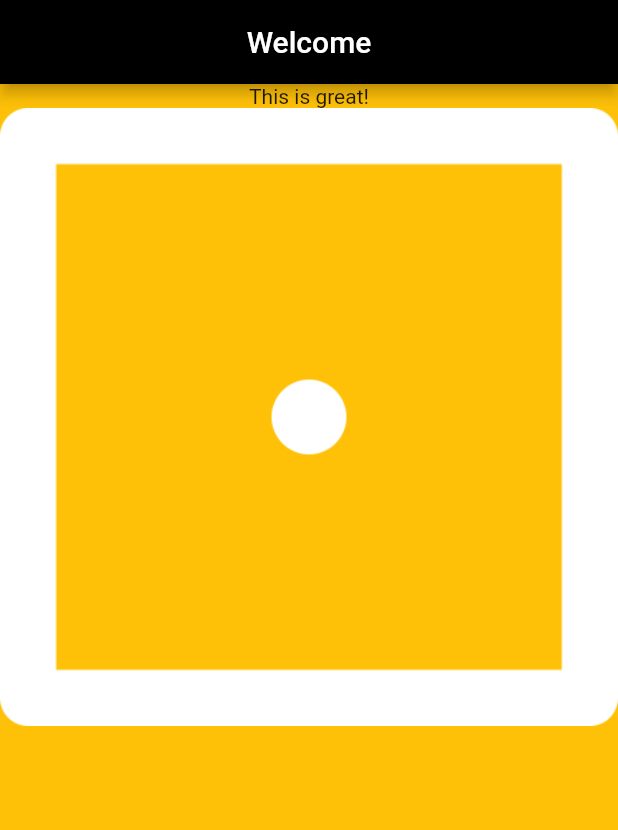
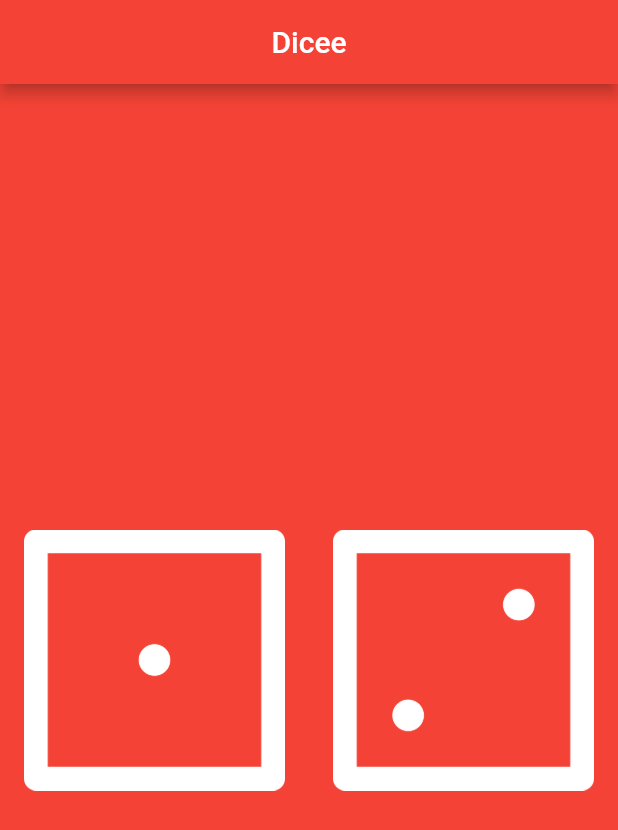
Before and after one commit to sadiqmmm/dicee, a Flutter app: the screen it shows after launch, on a phone screen of 412 x 824 dp. Shown: the top 830 px of the screen. Run offline on Flutter 3.47's test engine with Material 2 defaults, Android fonts, the phone set to English and light mode, and no system bars.

Commit message:
Add the design

```diff
--- a/lib/main.dart
+++ b/lib/main.dart
@@ -8,34 +8,40 @@ class MyApp extends StatelessWidget {
   @override
   Widget build(BuildContext context) {
     return MaterialApp(
-      title: "My App",
+      title: "Dicee",
       debugShowCheckedModeBanner: false,
-      home: HomePage(),
+      home: DicePage(),
     );
   }
 }
 
-class HomePage extends StatelessWidget {
+class DicePage extends StatelessWidget {
   @override
   Widget build(BuildContext context) {
     return Scaffold(
-      backgroundColor: Colors.amber,
+      backgroundColor: Colors.red,
       appBar: AppBar(
-        title: Text("Welcome"),
+        title: Text("Dicee"),
         centerTitle: true,
-        backgroundColor: Colors.black,
+        backgroundColor: Colors.red,
       ),
-      body: Column(
-        children: [
-          Center(
-            child: Text("This is great!"),
-          ),
-          Center(
-            child: Image(
-              image: AssetImage("images/dice1.png"),
+      body: Center(
+        child: Row(
+          children: [
+            Expanded(
+              child: Padding(
+                padding: const EdgeInsets.all(16.0),
+                child: Image.asset("images/dice1.png"),
+              ),
             ),
-          )
-        ],
+            Expanded(
+              child: Padding(
+                padding: const EdgeInsets.all(16.0),
+                child: Image.asset("images/dice2.png"),
+              ),
+            ),
+          ],
+        ),
       ),
     );
   }
```
